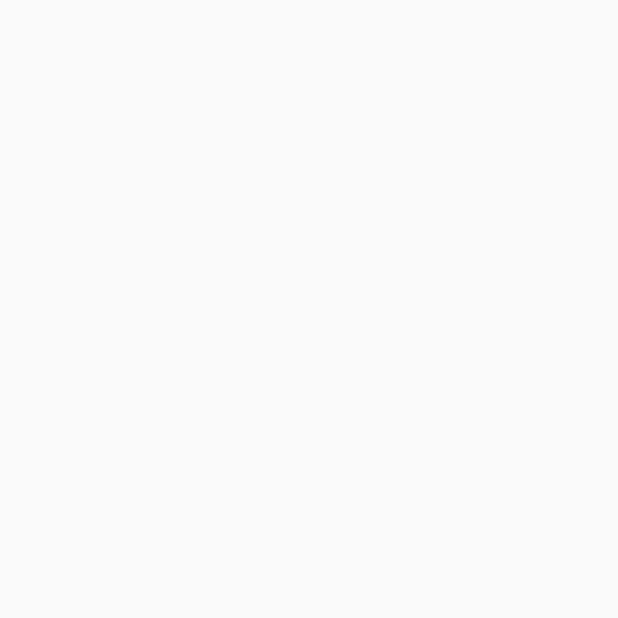
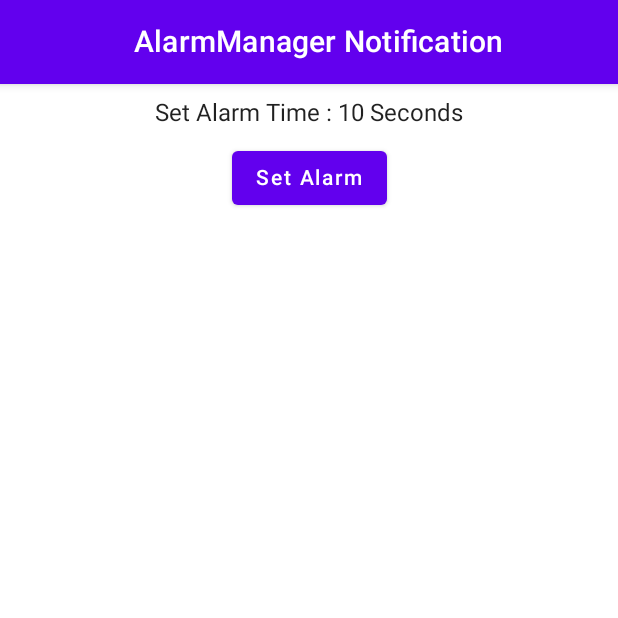
Before and after one commit to metehanbolatt/AlarmManagerWithNotificationCompose, an Android app built with Jetpack Compose: the screen it shows after launch (MainActivity), on a phone screen of 412 x 824 dp, the top half of it. Before the commit the part shown is empty. Run offline under Robolectric (Android 15) with nearby library versions, the phone set to English and light mode, and no system bars.

Commit message:
UI was updated.

```diff
--- a/app/build.gradle
+++ b/app/build.gradle
@@ -9,7 +9,7 @@ android {
     defaultConfig {
         applicationId "com.metehanbolat.alarmmanagerwithnotificationcompose"
         minSdk 23
-        targetSdk 32
+        targetSdk 30
         versionCode 1
         versionName "1.0"
 
--- a/app/src/main/java/com/metehanbolat/alarmmanagerwithnotificationcompose/MainActivity.kt
+++ b/app/src/main/java/com/metehanbolat/alarmmanagerwithnotificationcompose/MainActivity.kt
@@ -1,8 +1,23 @@
 package com.metehanbolat.alarmmanagerwithnotificationcompose
 
+import android.app.AlarmManager
+import android.app.PendingIntent
+import android.content.Context
+import android.content.Intent
 import android.os.Bundle
 import androidx.activity.ComponentActivity
 import androidx.activity.compose.setContent
+import androidx.compose.foundation.layout.Arrangement
+import androidx.compose.foundation.layout.Column
+import androidx.compose.foundation.layout.fillMaxWidth
+import androidx.compose.foundation.layout.padding
+import androidx.compose.material.*
+import androidx.compose.ui.Alignment
+import androidx.compose.ui.Modifier
+import androidx.compose.ui.platform.LocalContext
+import androidx.compose.ui.text.style.TextAlign
+import androidx.compose.ui.unit.dp
+import androidx.compose.ui.unit.sp
 import com.metehanbolat.alarmmanagerwithnotificationcompose.ui.theme.AlarmManagerWithNotificationComposeTheme
 
 class MainActivity : ComponentActivity() {
@@ -10,8 +25,51 @@ class MainActivity : ComponentActivity() {
         super.onCreate(savedInstanceState)
         setContent {
             AlarmManagerWithNotificationComposeTheme {
-
+                Surface(color = MaterialTheme.colors.background) {
+                    val context = LocalContext.current
+                    Scaffold(
+                        topBar = {
+                            TopAppBar(
+                                title = {
+                                    Text(
+                                        text = "AlarmManager Notification",
+                                        modifier = Modifier.fillMaxWidth(),
+                                        textAlign = TextAlign.Center
+                                    )
+                                }
+                            )
+                        }
+                    ) {
+                        Column(
+                            modifier = Modifier.fillMaxWidth(),
+                            horizontalAlignment = Alignment.CenterHorizontally,
+                            verticalArrangement = Arrangement.Center
+                        ) {
+                            Text(
+                                text = "Set Alarm Time : 10 Seconds",
+                                modifier = Modifier
+                                    .padding(10.dp),
+                                fontSize = 16.sp
+                            )
+                            Button(
+                                onClick = {
+                                    setAlarm(context)
+                                }
+                            ) {
+                                Text(text = "Set Alarm")
+                            }
+                        }
+                    }
+                }
             }
         }
     }
+
+    private fun setAlarm(context: Context) {
+        val timeSec = System.currentTimeMillis() + 10000
+        val alarmManager = context.getSystemService(ALARM_SERVICE) as AlarmManager
+        val intent = Intent(context, MyAlarm::class.java)
+        val pendingIntent = PendingIntent.getBroadcast(context, 0, intent, 0)
+        alarmManager.set(AlarmManager.RTC_WAKEUP, timeSec, pendingIntent)
+    }
 }
--- a/app/src/main/res/drawable/ic_notification_active.xml
+++ b/app/src/main/res/drawable/ic_notification_active.xml
@@ -3,7 +3,7 @@
     android:height="24dp"
     android:viewportWidth="24"
     android:viewportHeight="24"
-    android:tint="?attr/colorControlNormal">
+    android:tint="@color/black">
   <path
       android:fillColor="@android:color/white"
       android:pathData="M7.58,4.08L6.15,2.65C3.75,4.48 2.17,7.3 2.03,10.5h2c0.15,-2.65 1.51,-4.97 3.55,-6.42zM19.97,10.5h2c-0.15,-3.2 -1.73,-6.02 -4.12,-7.85l-1.42,1.43c2.02,1.45 3.39,3.77 3.54,6.42zM18,11c0,-3.07 -1.64,-5.64 -4.5,-6.32L13.5,4c0,-0.83 -0.67,-1.5 -1.5,-1.5s-1.5,0.67 -1.5,1.5v0.68C7.63,5.36 6,7.92 6,11v5l-2,2v1h16v-1l-2,-2v-5zM12,22c0.14,0 0.27,-0.01 0.4,-0.04 0.65,-0.14 1.18,-0.58 1.44,-1.18 0.1,-0.24 0.15,-0.5 0.15,-0.78h-4c0.01,1.1 0.9,2 2.01,2z"/>
```
